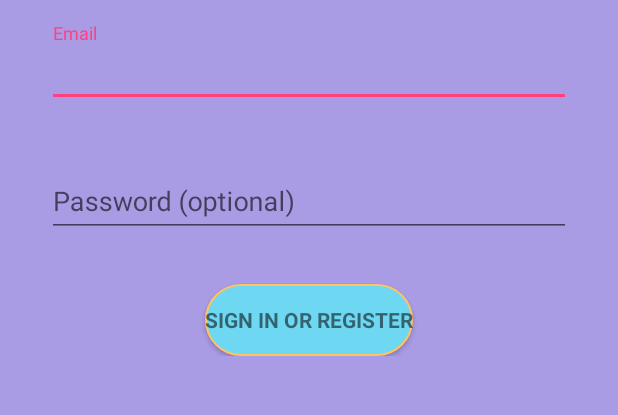
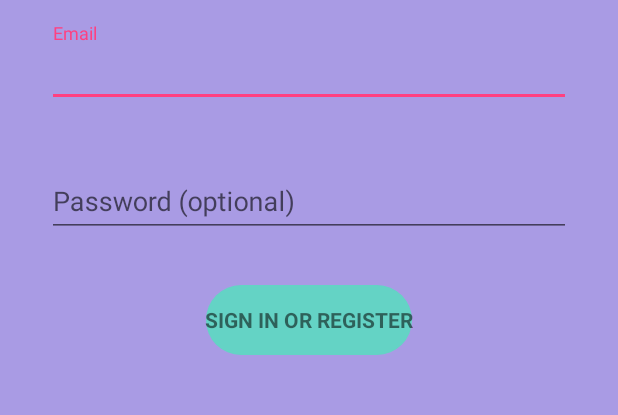
Before and after one commit to WinsomeYuen/Nova, an Android app: the screen it shows after launch (LoginActivity), on a phone screen of 412 x 824 dp, the part 552-967 px from its top. Run offline under Robolectric (Android 15) with nearby library versions, the phone set to English and light mode, and no system bars; 2 statements that could not run were skipped.

Commit message:
Colour Changes

```diff
--- a/app/src/main/res/drawable/shape.xml
+++ b/app/src/main/res/drawable/shape.xml
@@ -3,6 +3,6 @@
     android:shape="rectangle" android:padding="10dp">
     <!-- you can use any color you want I used here gray color-->
     <solid android:color="@color/colourSecondary" android:padding="10dp"/>
-    <stroke android:width="1dp" android:color="#FFC362" />
+    <stroke android:width="1dp" android:color="@android:color/transparent" />
     <corners android:radius="100dp"/>
 </shape>
--- a/app/src/main/res/values/colors.xml
+++ b/app/src/main/res/values/colors.xml
@@ -5,5 +5,5 @@
     <color name="colorAccent">#FF4081</color>
     <color name="colourBg">#A99BE4</color>
     <color name="colourText">#EEE5C2</color>
-    <color name="colourSecondary">#6ED7F1</color>
+    <color name="colourSecondary">#64D3C5</color>
 </resources>
```
